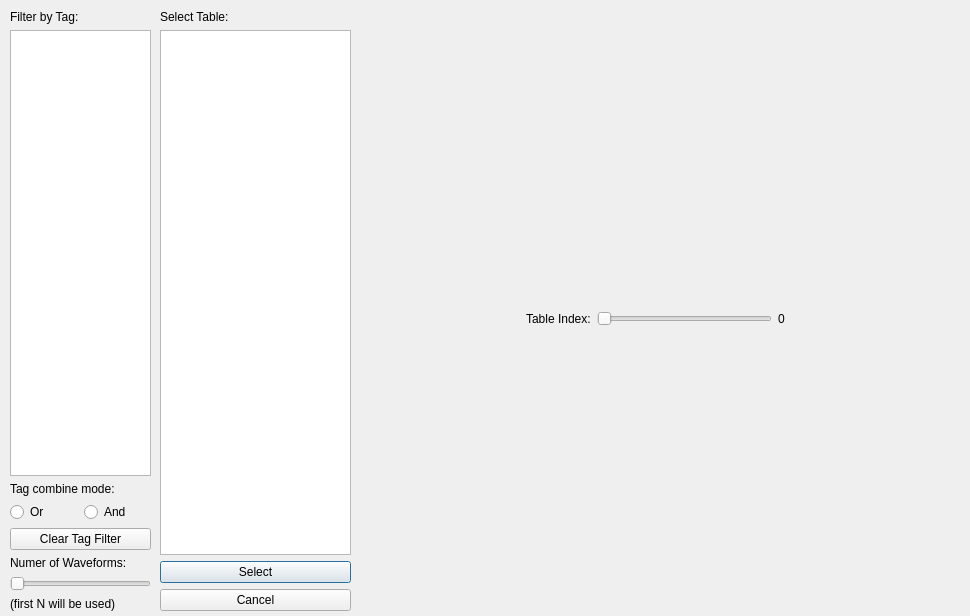
The window that ui_resources/wavetable_browser.ui (starlingcode/viaflash) describes before a commit, drawn with Qt 5.
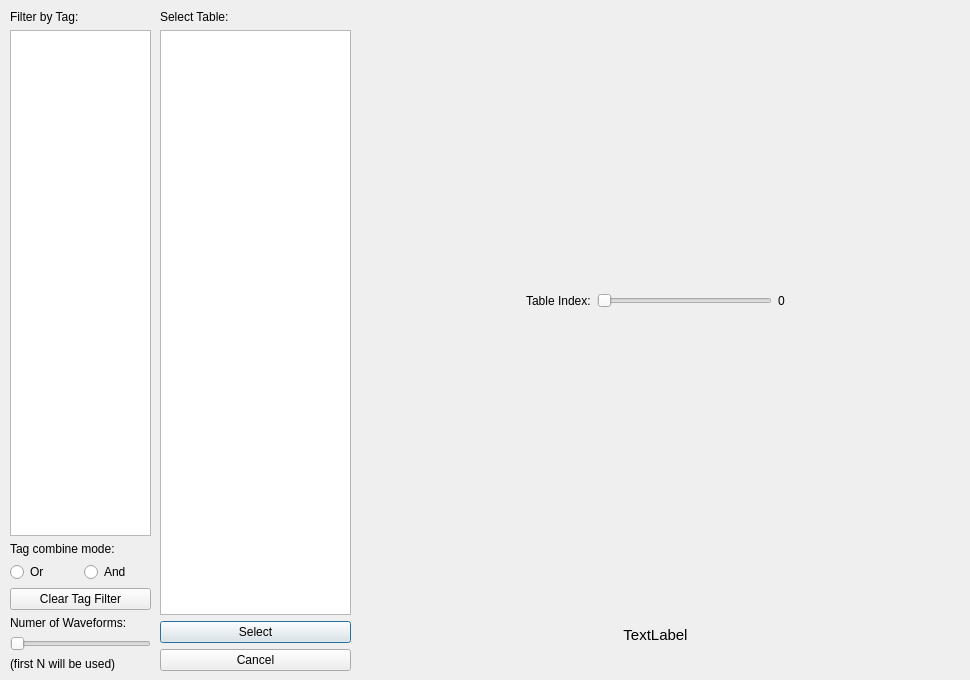
The same window after the commit. Custom widgets are drawn as their Qt base class.

Diff of the .ui file:
```diff
--- a/ui_resources/wavetable_browser.ui
+++ b/ui_resources/wavetable_browser.ui
@@ -7,7 +7,7 @@
     <x>0</x>
     <y>0</y>
     <width>970</width>
-    <height>616</height>
+    <height>680</height>
    </rect>
   </property>
   <property name="minimumSize">
@@ -31,7 +31,7 @@
      <x>160</x>
      <y>10</y>
      <width>191</width>
-     <height>601</height>
+     <height>661</height>
     </rect>
    </property>
    <layout class="QVBoxLayout" name="verticalLayout">
@@ -73,7 +73,7 @@
      <x>350</x>
      <y>10</y>
      <width>611</width>
-     <height>600</height>
+     <height>661</height>
     </rect>
    </property>
    <layout class="QVBoxLayout" name="tableViz_2">
@@ -218,6 +218,21 @@
       </item>
      </layout>
     </item>
+    <item>
+     <widget class="QLabel" name="tableDescription">
+      <property name="font">
+       <font>
+        <pointsize>11</pointsize>
+       </font>
+      </property>
+      <property name="text">
+       <string>TextLabel</string>
+      </property>
+      <property name="alignment">
+       <set>Qt::AlignCenter</set>
+      </property>
+     </widget>
+    </item>
    </layout>
   </widget>
   <widget class="QWidget" name="layoutWidget_2">
@@ -226,7 +241,7 @@
      <x>10</x>
      <y>10</y>
      <width>141</width>
-     <height>601</height>
+     <height>661</height>
     </rect>
    </property>
    <layout class="QVBoxLayout" name="verticalLayout_3">
```
